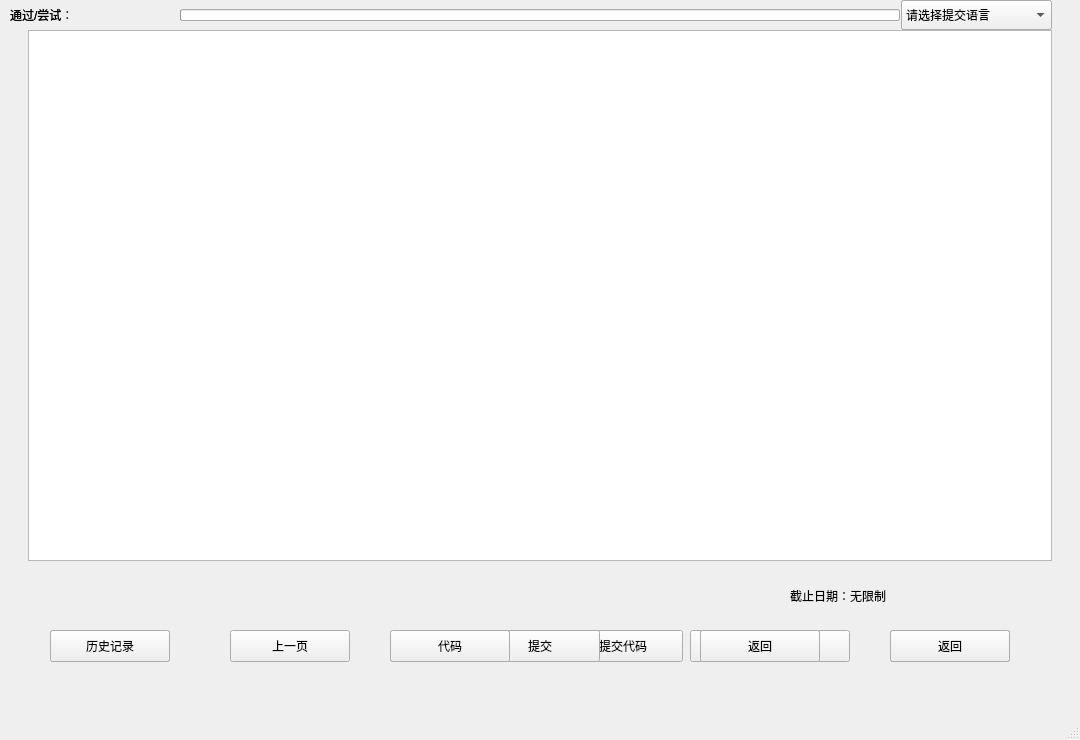
Above: mainWindow.ui from Camorgx/CodiaClient before the change. Below: the same form after it.
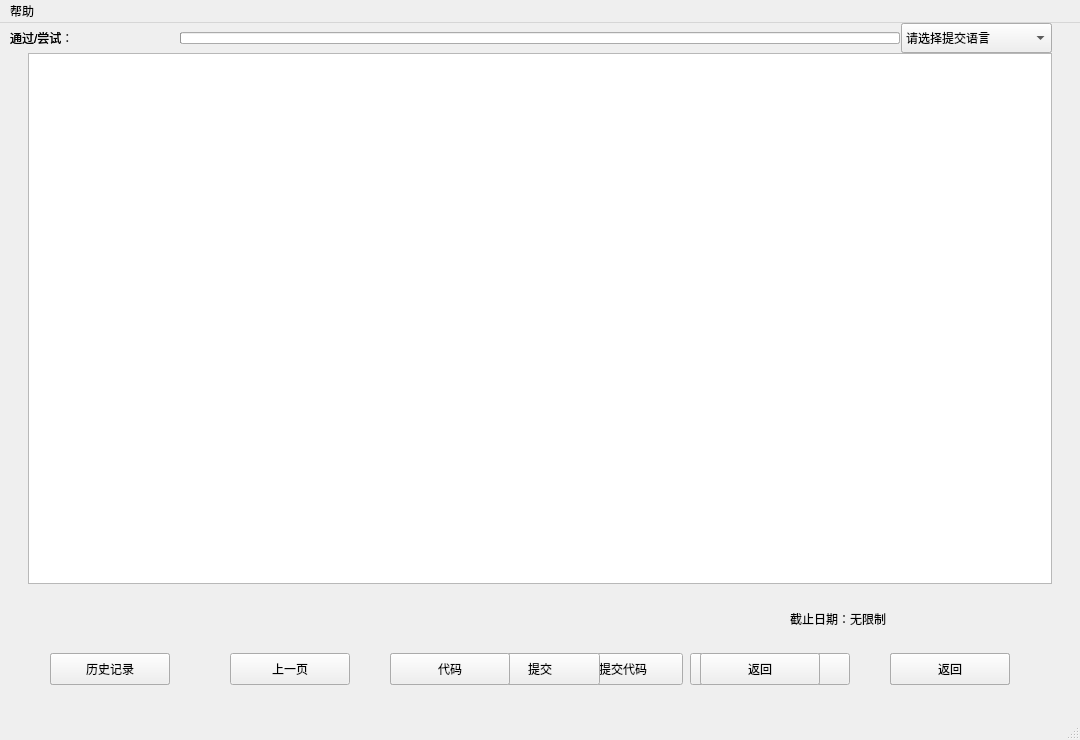
That is the form after the change. Icons and pictures are not drawn. Custom widgets are drawn as their Qt base class.

Commit message: 增加配置文件; 增加菜单栏'关于'; 增加自定义窗口函数; 其他代码结构上的小修改

Diff of the .ui file:
```diff
--- a/mainWindow.ui
+++ b/mainWindow.ui
@@ -679,6 +679,13 @@
      <height>26</height>
     </rect>
    </property>
+   <widget class="QMenu" name="menu">
+    <property name="title">
+     <string>帮助</string>
+    </property>
+    <addaction name="actionAbout"/>
+   </widget>
+   <addaction name="menu"/>
   </widget>
   <widget class="QStatusBar" name="statusbar"/>
  </widget>
```
Left out of the diff: 5 changed lines with no effect on the pictures. The commit also changes 7 other files.
